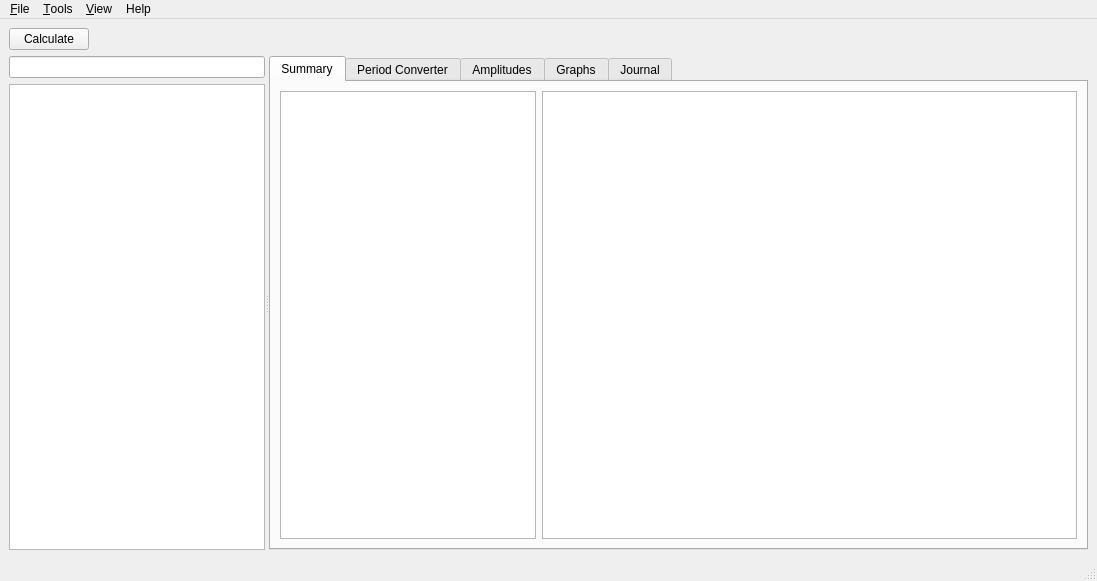
Before: the Qt Designer form src/views/calculatorMainView.ui in akushyn/QtStatisticCalculator, drawn with Qt 5.
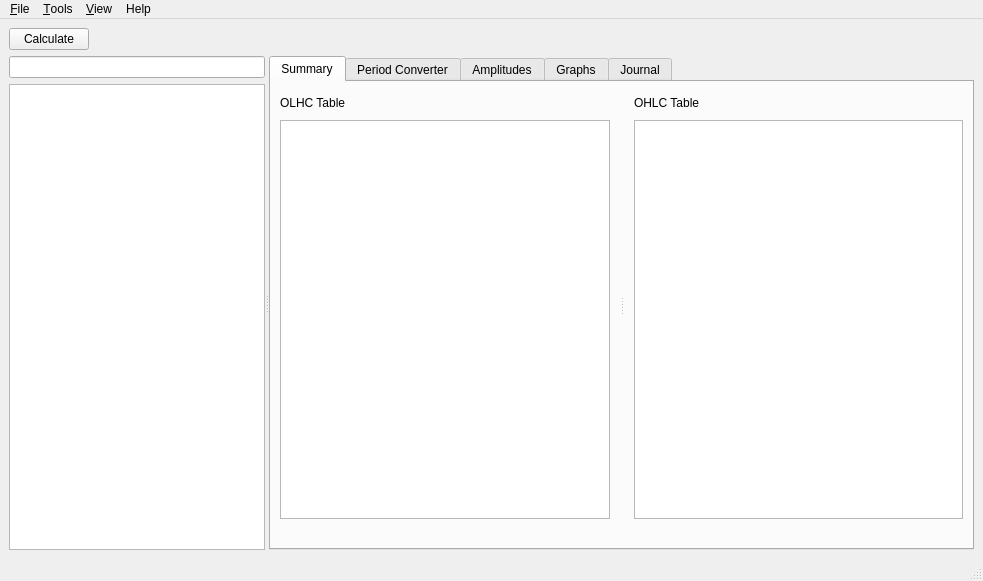
After: the same form once the commit is applied. Icons and pictures are not drawn. Custom widgets are drawn as their Qt base class.

Commit message: Implemented clasterisation & AkPeriod class type

Patch:
```diff
--- a/src/views/calculatorMainView.ui
+++ b/src/views/calculatorMainView.ui
@@ -6,7 +6,7 @@
    <rect>
     <x>0</x>
     <y>0</y>
-    <width>1097</width>
+    <width>983</width>
     <height>581</height>
    </rect>
   </property>
@@ -71,7 +71,7 @@
            </layout>
           </item>
           <item>
-           <widget class="QListView" name="instrumentsListView"/>
+           <widget class="AkTreeView" name="instrumentsTreeView"/>
           </item>
          </layout>
         </widget>
@@ -95,9 +95,70 @@
           <attribute name="title">
            <string>Summary</string>
           </attribute>
-          <layout class="QHBoxLayout" name="horizontalLayout_3">
+          <layout class="QVBoxLayout" name="verticalLayout_11">
            <item>
-            <widget class="QTreeView" name="instrumentsTreeView"/>
+            <layout class="QVBoxLayout" name="verticalLayout_10" stretch="1,0">
+             <item>
+              <widget class="QSplitter" name="splitter_2">
+               <property name="orientation">
+                <enum>Qt::Horizontal</enum>
+               </property>
+               <widget class="QWidget" name="">
+                <layout class="QVBoxLayout" name="verticalLayout_5">
+                 <property name="spacing">
+                  <number>10</number>
+                 </property>
+                 <property name="topMargin">
+                  <number>5</number>
+                 </property>
+                 <property name="rightMargin">
+                  <number>10</number>
+                 </property>
+                 <item>
+                  <widget class="QLabel" name="labelOLHC">
+                   <property name="styleSheet">
+                    <string notr="true">font: 75 10pt &quot;MS Shell Dlg 2&quot;;</string>
+                   </property>
+                   <property name="text">
+                    <string>OLHC Table</string>
+                   </property>
+                  </widget>
+                 </item>
+                 <item>
+                  <widget class="QTableView" name="olhcTableView">
+                   <property name="sizePolicy">
+                    <sizepolicy hsizetype="Expanding" vsizetype="Expanding">
+                     <horstretch>4</horstretch>
+                     <verstretch>0</verstretch>
+                    </sizepolicy>
+                   </property>
+                   <attribute name="verticalHeaderShowSortIndicator" stdset="0">
+                    <bool>false</bool>
+                   </attribute>
+                  </widget>
+                 </item>
+                </layout>
+               </widget>
+               <widget class="QWidget" name="">
+                <layout class="QVBoxLayout" name="verticalLayout_9">
+                 <property name="spacing">
+                  <number>10</number>
+                 </property>
+                 <property name="leftMargin">
+                  <number>10</number>
+                 </property>
+                 <property name="topMargin">
+                  <number>5</number>
+                 </property>
+                 <item>
+                  <widget class="QLabel" name="labelOHLC">
+                   <property name="styleSheet">
+                    <string notr="true">font: 75 10pt &quot;MS Shell Dlg 2&quot;;</string>
+                   </property>
+                   <property name="text">
+                    <string>OHLC Table</string>
+                   </property>
+                  </widget>
            </item>
            <item>
             <widget class="QTableView" name="ohlcTableView">
@@ -114,6 +175,22 @@
            </item>
           </layout>
          </widget>
+              </widget>
+             </item>
+             <item>
+              <widget class="QLabel" name="labelUndetermined">
+               <property name="styleSheet">
+                <string notr="true">font: 75 10pt &quot;MS Shell Dlg 2&quot;;</string>
+               </property>
+               <property name="text">
+                <string/>
+               </property>
+              </widget>
+             </item>
+            </layout>
+           </item>
+          </layout>
+         </widget>
          <widget class="QWidget" name="tab_3">
           <attribute name="title">
            <string>Period Converter</string>
@@ -386,7 +463,7 @@
     <rect>
      <x>0</x>
      <y>0</y>
-     <width>1097</width>
+     <width>983</width>
      <height>21</height>
     </rect>
    </property>
@@ -555,6 +632,11 @@
    <extends>QTableView</extends>
    <header>src.controls.akTableView</header>
   </customwidget>
+  <customwidget>
+   <class>AkTreeView</class>
+   <extends>QTreeView</extends>
+   <header>src.controls.akTreeView</header>
+  </customwidget>
  </customwidgets>
  <tabstops>
   <tabstop>notebook</tabstop>
```
Lines whose indentation alone changed are shown as unchanged. The commit also changes 25 other files.
